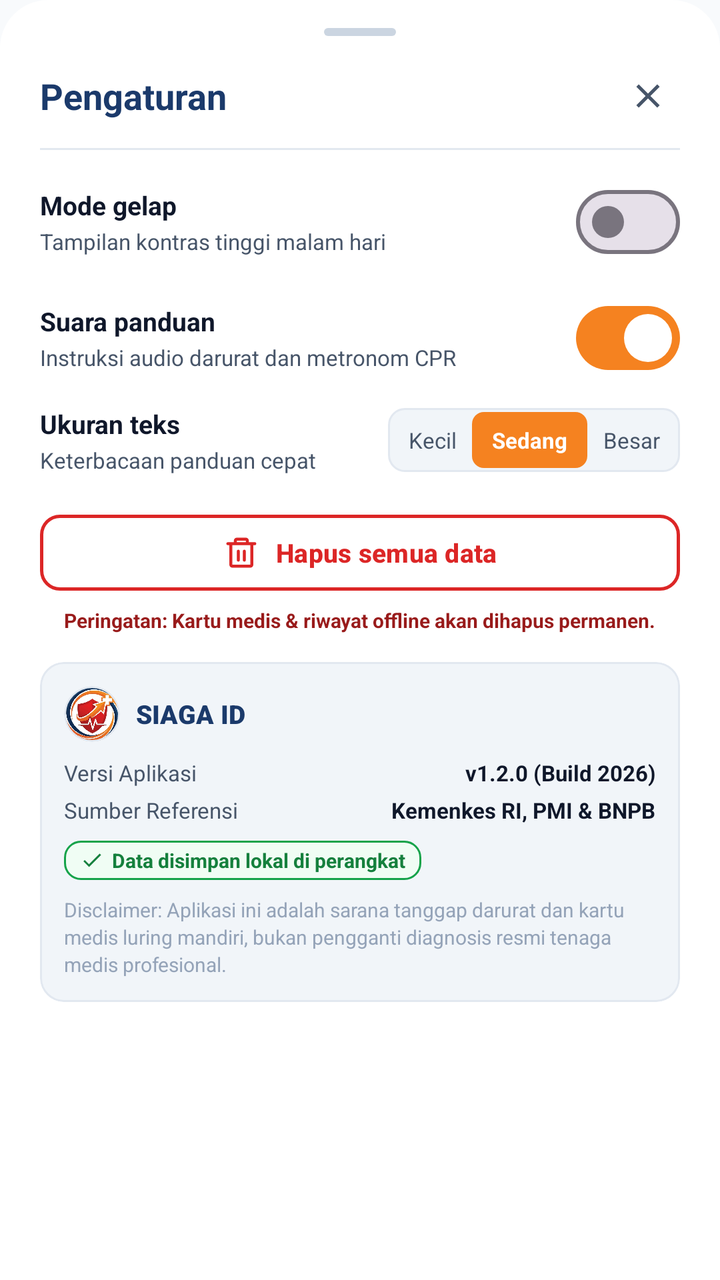
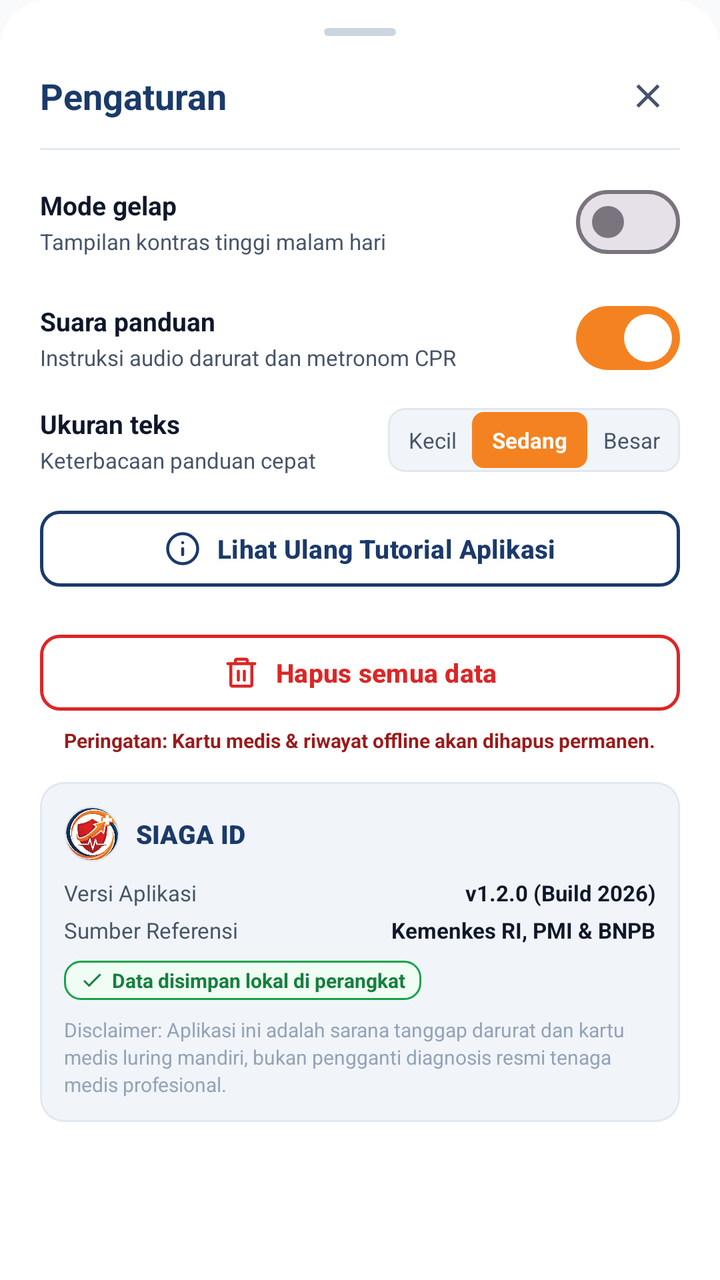

Two renders of the same Android screen: before a commit and after it. Below are the layout's source before the change and the commit's diff.
<!-- AndroidManifest.xml: application theme Theme.Project_Prasetio -->
<!-- res/layout/fragment_settings_bottom_sheet.xml -->
<?xml version="1.0" encoding="utf-8"?>
<LinearLayout xmlns:android="http://schemas.android.com/apk/res/android"
    xmlns:app="http://schemas.android.com/apk/res-auto"
    android:layout_width="match_parent"
    android:layout_height="wrap_content"
    android:background="@drawable/bg_sheet_rounded"
    android:orientation="vertical"
    android:paddingStart="20dp"
    android:paddingTop="10dp"
    android:paddingEnd="20dp"
    android:paddingBottom="24dp">

    
    <View
        android:layout_width="36dp"
        android:layout_height="4dp"
        android:layout_gravity="center_horizontal"
        android:layout_marginTop="4dp"
        android:layout_marginBottom="14dp"
        android:background="@drawable/bg_drag_handle" />

    
    <LinearLayout
        android:layout_width="match_parent"
        android:layout_height="wrap_content"
        android:gravity="center_vertical"
        android:orientation="horizontal">

        <TextView
            android:layout_width="0dp"
            android:layout_height="wrap_content"
            android:layout_weight="1"
            android:text="Pengaturan"
            android:textColor="@color/navy"
            android:textSize="18sp"
            android:textStyle="bold" />

        <ImageView
            android:id="@+id/btnCloseSheet"
            android:layout_width="32dp"
            android:layout_height="32dp"
            android:background="?attr/selectableItemBackgroundBorderless"
            android:clickable="true"
            android:contentDescription="Tutup"
            android:focusable="true"
            android:padding="6dp"
            android:src="@drawable/ic_close"
            app:tint="@color/text_secondary" />
    </LinearLayout>

    <View
        android:layout_width="match_parent"
        android:layout_height="1dp"
        android:layout_marginTop="10dp"
        android:background="@color/stroke_outline" />

    
    <LinearLayout
        android:layout_width="match_parent"
        android:layout_height="wrap_content"
        android:layout_marginTop="12dp"
        android:gravity="center_vertical"
        android:orientation="horizontal">

        <LinearLayout
            android:layout_width="0dp"
            android:layout_height="wrap_content"
            android:layout_weight="1"
            android:orientation="vertical">

            <TextView
                android:layout_width="wrap_content"
                android:layout_height="wrap_content"
                android:text="Mode gelap"
                android:textColor="@color/text_primary"
                android:textSize="13sp"
                android:textStyle="bold" />

            <TextView
                android:layout_width="wrap_content"
                android:layout_height="wrap_content"
                android:layout_marginTop="2dp"
                android:text="Tampilan kontras tinggi malam hari"
                android:textColor="@color/text_secondary"
                android:textSize="11sp" />
        </LinearLayout>

        <com.google.android.material.materialswitch.MaterialSwitch
            android:id="@+id/switchDarkMode"
            android:layout_width="wrap_content"
            android:layout_height="wrap_content"
            android:checked="false" />
    </LinearLayout>

    
    <LinearLayout
        android:layout_width="match_parent"
        android:layout_height="wrap_content"
        android:layout_marginTop="10dp"
        android:gravity="center_vertical"
        android:orientation="horizontal">

        <LinearLayout
            android:layout_width="0dp"
            android:layout_height="wrap_content"
            android:layout_weight="1"
            android:orientation="vertical">

            <TextView
                android:layout_width="wrap_content"
                android:layout_height="wrap_content"
                android:text="Suara panduan"
                android:textColor="@color/text_primary"
                android:textSize="13sp"
                android:textStyle="bold" />

            <TextView
                android:layout_width="wrap_content"
                android:layout_height="wrap_content"
                android:layout_marginTop="2dp"
                android:text="Instruksi audio darurat dan metronom CPR"
                android:textColor="@color/text_secondary"
                android:textSize="11sp" />
        </LinearLayout>

        <com.google.android.material.materialswitch.MaterialSwitch
            android:id="@+id/switchVoiceGuidance"
            android:layout_width="wrap_content"
            android:layout_height="wrap_content"
            android:checked="true"
            app:thumbTint="@color/white"
            app:trackTint="@color/orange" />
    </LinearLayout>

    
    <LinearLayout
        android:layout_width="match_parent"
        android:layout_height="wrap_content"
        android:layout_marginTop="10dp"
        android:gravity="center_vertical"
        android:orientation="horizontal">

        <LinearLayout
            android:layout_width="0dp"
            android:layout_height="wrap_content"
            android:layout_weight="1"
            android:orientation="vertical">

            <TextView
                android:layout_width="wrap_content"
                android:layout_height="wrap_content"
                android:text="Ukuran teks"
                android:textColor="@color/text_primary"
                android:textSize="13sp"
                android:textStyle="bold" />

            <TextView
                android:layout_width="wrap_content"
                android:layout_height="wrap_content"
                android:layout_marginTop="2dp"
                android:text="Keterbacaan panduan cepat"
                android:textColor="@color/text_secondary"
                android:textSize="11sp" />
        </LinearLayout>

        
        <LinearLayout
            android:layout_width="wrap_content"
            android:layout_height="32dp"
            android:background="@drawable/bg_segmented_container"
            android:gravity="center_vertical"
            android:orientation="horizontal"
            android:padding="2dp">

            <TextView
                android:id="@+id/btnTextSmall"
                android:layout_width="wrap_content"
                android:layout_height="match_parent"
                android:gravity="center"
                android:paddingStart="8dp"
                android:paddingEnd="8dp"
                android:text="Kecil"
                android:textColor="@color/text_secondary"
                android:textSize="11sp" />

            <TextView
                android:id="@+id/btnTextMedium"
                android:layout_width="wrap_content"
                android:layout_height="match_parent"
                android:background="@drawable/bg_segment_active"
                android:gravity="center"
                android:paddingStart="10dp"
                android:paddingEnd="10dp"
                android:text="Sedang"
                android:textColor="@color/white"
                android:textSize="11sp"
                android:textStyle="bold" />

            <TextView
                android:id="@+id/btnTextLarge"
                android:layout_width="wrap_content"
                android:layout_height="match_parent"
                android:gravity="center"
                android:paddingStart="8dp"
                android:paddingEnd="8dp"
                android:text="Besar"
                android:textColor="@color/text_secondary"
                android:textSize="11sp" />
        </LinearLayout>
    </LinearLayout>

    
    <LinearLayout
        android:layout_width="match_parent"
        android:layout_height="wrap_content"
        android:layout_marginTop="16dp"
        android:orientation="vertical">

        <com.google.android.material.button.MaterialButton
            android:id="@+id/btnDeleteAllData"
            style="@style/Widget.Material3.Button.OutlinedButton"
            android:layout_width="match_parent"
            android:layout_height="46dp"
            android:text="Hapus semua data"
            android:textColor="@color/red"
            android:textSize="13sp"
            android:textStyle="bold"
            app:cornerRadius="10dp"
            app:icon="@drawable/ic_delete"
            app:iconGravity="textStart"
            app:iconPadding="8dp"
            app:iconSize="18dp"
            app:iconTint="@color/red"
            app:strokeColor="@color/red"
            app:strokeWidth="1.5dp" />

        <TextView
            android:layout_width="wrap_content"
            android:layout_height="wrap_content"
            android:layout_gravity="center_horizontal"
            android:layout_marginTop="4dp"
            android:text="Peringatan: Kartu medis &amp; riwayat offline akan dihapus permanen."
            android:textColor="@color/red_dark"
            android:textSize="10sp"
            android:textStyle="bold" />
    </LinearLayout>

    
    <com.google.android.material.card.MaterialCardView
        android:layout_width="match_parent"
        android:layout_height="wrap_content"
        android:layout_marginTop="14dp"
        app:cardBackgroundColor="@color/track_pills"
        app:cardCornerRadius="12dp"
        app:cardElevation="0dp"
        app:strokeColor="@color/stroke_outline"
        app:strokeWidth="1dp">

        <LinearLayout
            android:layout_width="match_parent"
            android:layout_height="wrap_content"
            android:orientation="vertical"
            android:padding="12dp">

            
            <LinearLayout
                android:layout_width="match_parent"
                android:layout_height="wrap_content"
                android:layout_marginBottom="8dp"
                android:gravity="center_vertical"
                android:orientation="horizontal">

                <com.google.android.material.card.MaterialCardView
                    android:layout_width="28dp"
                    android:layout_height="28dp"
                    app:cardBackgroundColor="@color/white"
                    app:cardCornerRadius="14dp"
                    app:cardElevation="0dp"
                    app:strokeColor="@color/stroke_outline"
                    app:strokeWidth="1dp">

                    <ImageView
                        android:layout_width="match_parent"
                        android:layout_height="match_parent"
                        android:contentDescription="@string/app_name"
                        android:scaleType="centerCrop"
                        android:src="@drawable/siaga_id" />
                </com.google.android.material.card.MaterialCardView>

                <TextView
                    android:layout_width="wrap_content"
                    android:layout_height="wrap_content"
                    android:layout_marginStart="8dp"
                    android:fontFamily="sans-serif-black"
                    android:text="SIAGA ID"
                    android:textColor="@color/navy"
                    android:textSize="13sp"
                    android:textStyle="bold" />
            </LinearLayout>

            <LinearLayout
                android:layout_width="match_parent"
                android:layout_height="wrap_content"
                android:orientation="horizontal">

                <TextView
                    android:layout_width="0dp"
                    android:layout_height="wrap_content"
                    android:layout_weight="1"
                    android:text="Versi Aplikasi"
                    android:textColor="@color/text_secondary"
                    android:textSize="11sp" />

                <TextView
                    android:layout_width="wrap_content"
                    android:layout_height="wrap_content"
                    android:text="v1.2.0 (Build 2026)"
                    android:textColor="@color/text_primary"
                    android:textSize="11sp"
                    android:textStyle="bold" />
            </LinearLayout>

            <LinearLayout
                android:layout_width="match_parent"
                android:layout_height="wrap_content"
                android:layout_marginTop="4dp"
                android:orientation="horizontal">

                <TextView
                    android:layout_width="0dp"
                    android:layout_height="wrap_content"
                    android:layout_weight="1"
                    android:text="Sumber Referensi"
                    android:textColor="@color/text_secondary"
                    android:textSize="11sp" />

                <TextView
                    android:layout_width="wrap_content"
                    android:layout_height="wrap_content"
                    android:text="Kemenkes RI, PMI &amp; BNPB"
                    android:textColor="@color/text_primary"
                    android:textSize="11sp"
                    android:textStyle="bold" />
            </LinearLayout>

            
            <LinearLayout
                android:layout_width="wrap_content"
                android:layout_height="wrap_content"
                android:layout_marginTop="8dp"
                android:background="@drawable/bg_badge_green"
                android:gravity="center_vertical"
                android:orientation="horizontal"
                android:paddingStart="8dp"
                android:paddingTop="3dp"
                android:paddingEnd="8dp"
                android:paddingBottom="3dp">

                <ImageView
                    android:layout_width="12dp"
                    android:layout_height="12dp"
                    android:src="@drawable/ic_check"
                    app:tint="@color/green_dark" />

                <TextView
                    android:layout_width="wrap_content"
                    android:layout_height="wrap_content"
                    android:layout_marginStart="4dp"
                    android:text="Data disimpan lokal di perangkat"
                    android:textColor="@color/green_dark"
                    android:textSize="10sp"
                    android:textStyle="bold" />
            </LinearLayout>

            <TextView
                android:layout_width="match_parent"
                android:layout_height="wrap_content"
                android:layout_marginTop="8dp"
                android:lineSpacingExtra="2dp"
                android:text="Disclaimer: Aplikasi ini adalah sarana tanggap darurat dan kartu medis luring mandiri, bukan pengganti diagnosis resmi tenaga medis profesional."
                android:textColor="@color/text_muted"
                android:textSize="10sp" />
        </LinearLayout>
    </com.google.android.material.card.MaterialCardView>

</LinearLayout>
<!-- resources referenced by this layout -->
<resources>
  <color name="green_dark">#15803D</color>
  <color name="navy">#1B3A6B</color>
  <color name="orange">#F58220</color>
  <color name="red">#DC2626</color>
  <color name="red_dark">#991B1B</color>
  <color name="stroke_outline">#E2E8F0</color>
  <color name="text_muted">#94A3B8</color>
  <color name="text_primary">#0F172A</color>
  <color name="text_secondary">#475569</color>
  <color name="track_pills">#F1F5F9</color>
  <color name="white">#FFFFFFFF</color>
  <!-- drawable bg_badge_green (drawable) -->
  <?xml version="1.0" encoding="utf-8"?>
  <shape xmlns:android="http://schemas.android.com/apk/res/android"
      android:shape="rectangle">
      <corners android:radius="8dp" />
      <solid android:color="@color/call_green_light" />
      <stroke android:width="1dp" android:color="@color/call_green" />
  </shape>
  <!-- drawable bg_drag_handle (drawable) -->
  <?xml version="1.0" encoding="utf-8"?>
  <shape xmlns:android="http://schemas.android.com/apk/res/android"
      android:shape="rectangle">
      <solid android:color="#CBD5E1" />
      <corners android:radius="999dp" />
      <size
          android:width="40dp"
          android:height="4dp" />
  </shape>
  <!-- drawable bg_segment_active (drawable) -->
  <?xml version="1.0" encoding="utf-8"?>
  <shape xmlns:android="http://schemas.android.com/apk/res/android"
      android:shape="rectangle">
      <solid android:color="@color/orange" />
      <corners android:radius="6dp" />
  </shape>
  <!-- drawable bg_segmented_container (drawable) -->
  <?xml version="1.0" encoding="utf-8"?>
  <shape xmlns:android="http://schemas.android.com/apk/res/android"
      android:shape="rectangle">
      <solid android:color="@color/track_pills" />
      <corners android:radius="8dp" />
      <stroke
          android:width="1dp"
          android:color="@color/stroke_outline" />
  </shape>
  <!-- drawable bg_sheet_rounded (drawable) -->
  <?xml version="1.0" encoding="utf-8"?>
  <shape xmlns:android="http://schemas.android.com/apk/res/android"
      android:shape="rectangle">
      <solid android:color="@color/card_surface" />
      <corners
          android:topLeftRadius="24dp"
          android:topRightRadius="24dp" />
  </shape>
  <!-- drawable ic_check (drawable) -->
  <vector xmlns:android="http://schemas.android.com/apk/res/android"
      android:width="24dp"
      android:height="24dp"
      android:viewportWidth="24"
      android:viewportHeight="24">
      <path
          android:fillColor="#16A34A"
          android:pathData="M9,16.17L4.83,12L3.41,13.41L9,19L21,7L19.59,5.59L9,16.17Z" />
  </vector>
  <string name="app_name">SIAGA ID</string>
  <style name="Theme.Project_Prasetio" parent="Base.Theme.Project_Prasetio" />
  <color name="call_green_light">#F0FDF4</color>
  <color name="call_green">#16A34A</color>
  <color name="card_surface">#FFFFFF</color>
  <color name="app_bg">#F8FAFC</color>
  <!-- unchanged entries left out for length: 4 -->
</resources>

<!-- the commit's change to res/layout/fragment_settings_bottom_sheet.xml (unified diff, before → after) -->
@@ -208,6 +208,21 @@
                 android:textSize="11sp" />
         </LinearLayout>
     </LinearLayout>
+
+    
+    <com.google.android.material.button.MaterialButton
+        android:id="@+id/btnOpenTutorial"
+        style="@style/Widget.SiagaID.Button.Outlined"
+        android:layout_width="match_parent"
+        android:layout_height="46dp"
+        android:layout_marginTop="14dp"
+        android:text="Lihat Ulang Tutorial Aplikasi"
+        android:textSize="13sp"
+        app:cornerRadius="10dp"
+        app:icon="@drawable/ic_info"
+        app:iconGravity="textStart"
+        app:iconPadding="8dp"
+        app:iconSize="18dp" />
 
     
     <LinearLayout
<!-- resource entries referenced after the edit -->
@@ -65,7 +65,28 @@
           android:fillColor="#16A34A"
           android:pathData="M9,16.17L4.83,12L3.41,13.41L9,19L21,7L19.59,5.59L9,16.17Z" />
   </vector>
+  <!-- drawable ic_info (drawable) -->
+  <vector xmlns:android="http://schemas.android.com/apk/res/android"
+      android:width="24dp"
+      android:height="24dp"
+      android:viewportWidth="24"
+      android:viewportHeight="24">
+      <path
+          android:strokeColor="?attr/colorPrimary"
+          android:strokeWidth="2"
+          android:strokeLineCap="round"
+          android:strokeLineJoin="round"
+          android:pathData="M12,22C17.52,22 22,17.52 22,12C22,6.48 17.52,2 12,2C6.48,2 2,6.48 2,12C2,17.52 6.48,22 12,22Z M12,16V12 M12,8H12.01" />
+  </vector>
   <string name="app_name">SIAGA ID</string>
+  <style name="Widget.SiagaID.Button.Outlined" parent="Widget.Material3.Button.OutlinedButton">
+          <item name="strokeColor">@color/navy</item>
+          <item name="strokeWidth">1.5dp</item>
+          <item name="android:textColor">@color/navy</item>
+          <item name="cornerRadius">12dp</item>
+          <item name="android:textStyle">bold</item>
+          <item name="android:minHeight">48dp</item>
+      </style>
   <style name="Theme.Project_Prasetio" parent="Base.Theme.Project_Prasetio" />
   <color name="call_green_light">#F0FDF4</color>
   <color name="call_green">#16A34A</color>
